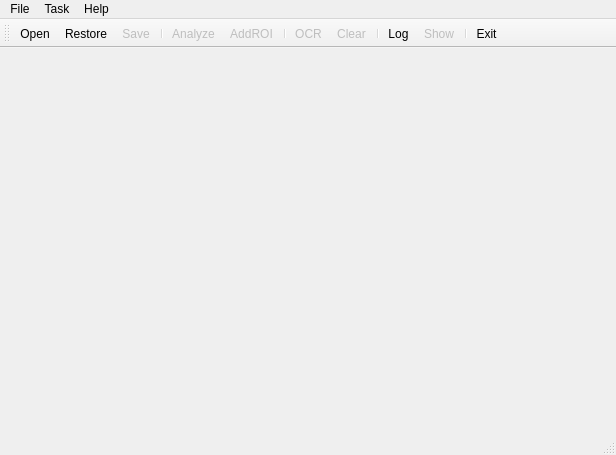
The window that ui/MainWindow.ui (jiangyunfei/Michelangelo) describes before a commit, drawn with Qt 5.
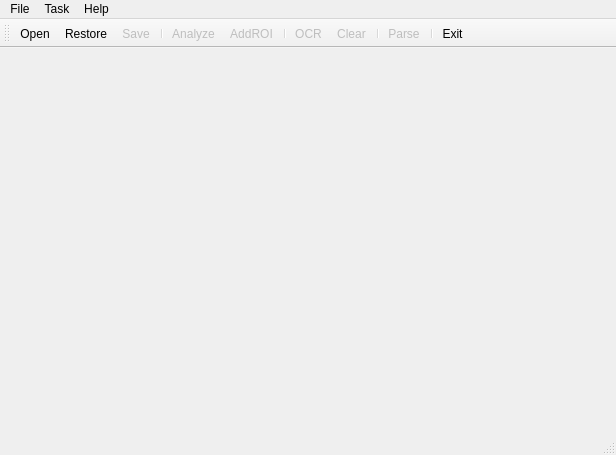
The same window after the commit. Icons and pictures are not drawn.

Patch:
```diff
--- a/ui/MainWindow.ui
+++ b/ui/MainWindow.ui
@@ -47,7 +47,6 @@
    <addaction name="actionOCR"/>
    <addaction name="actionClear"/>
    <addaction name="separator"/>
-   <addaction name="actionLog"/>
    <addaction name="actionShow"/>
    <addaction name="separator"/>
    <addaction name="actionExit"/>
@@ -282,7 +281,7 @@
      <normaloff>:/icons/app</normaloff>:/icons/app</iconset>
    </property>
    <property name="text">
-    <string>&amp;Show</string>
+    <string>&amp;Parse</string>
    </property>
    <property name="toolTip">
     <string>Show something</string>
```
Left out of the diff: 5 changed lines with no effect on the pictures.
